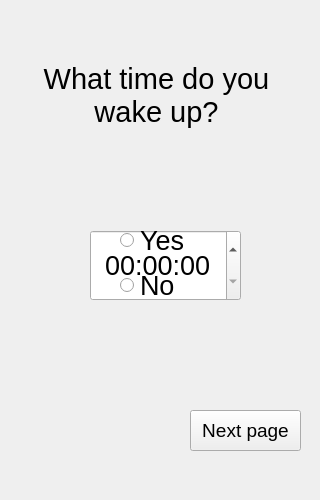
Before: the Qt Designer form gatheringinf.ui in Hasirati/Calendar, drawn with Qt 5.
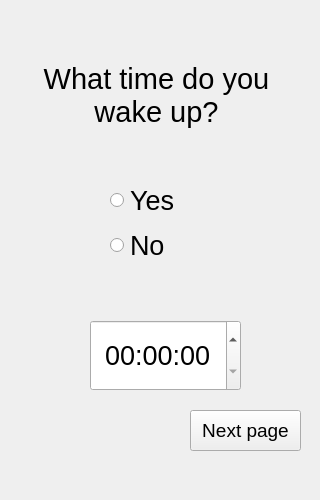
After: the same form once the commit is applied.

Patch:
```diff
--- a/gatheringinf.ui
+++ b/gatheringinf.ui
@@ -39,7 +39,7 @@
    <property name="geometry">
     <rect>
      <x>90</x>
-     <y>230</y>
+     <y>320</y>
      <width>151</width>
      <height>71</height>
     </rect>
@@ -74,8 +74,8 @@
   <widget class="QWidget" name="layoutWidget">
    <property name="geometry">
     <rect>
-     <x>120</x>
-     <y>220</y>
+     <x>110</x>
+     <y>180</y>
      <width>101</width>
      <height>86</height>
     </rect>
```
